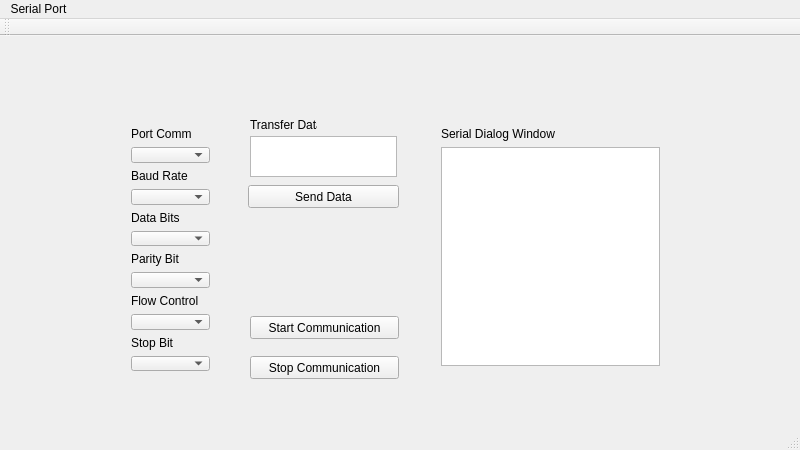
Athanasios12/robotApp, file SerialGui.ui: the form before one commit.
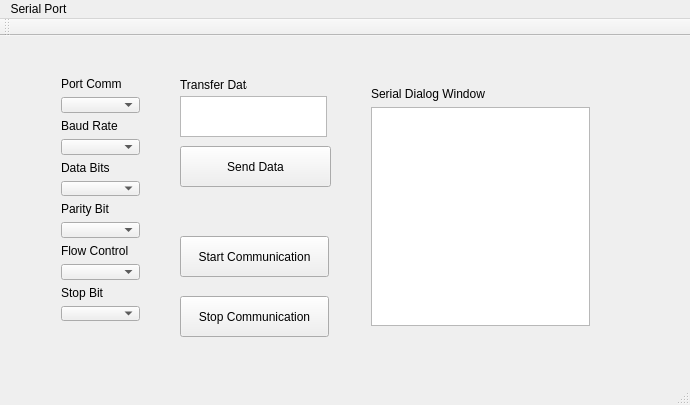
The form after the commit.

Patch:
```diff
--- a/SerialGui.ui
+++ b/SerialGui.ui
@@ -6,8 +6,8 @@
    <rect>
     <x>0</x>
     <y>0</y>
-    <width>800</width>
-    <height>450</height>
+    <width>690</width>
+    <height>405</height>
    </rect>
   </property>
   <property name="windowTitle">
@@ -17,10 +17,10 @@
    <widget class="QPushButton" name="pbStartDataRead">
     <property name="geometry">
      <rect>
-      <x>250</x>
-      <y>280</y>
+      <x>180</x>
+      <y>200</y>
       <width>149</width>
-      <height>23</height>
+      <height>41</height>
      </rect>
     </property>
     <property name="text">
@@ -30,10 +30,10 @@
    <widget class="QPushButton" name="StopDataRead">
     <property name="geometry">
      <rect>
-      <x>250</x>
-      <y>320</y>
+      <x>180</x>
+      <y>260</y>
       <width>149</width>
-      <height>23</height>
+      <height>41</height>
      </rect>
     </property>
     <property name="text">
@@ -43,8 +43,8 @@
    <widget class="QWidget" name="layoutWidget">
     <property name="geometry">
      <rect>
-      <x>120</x>
-      <y>80</y>
+      <x>50</x>
+      <y>30</y>
       <width>101</width>
       <height>266</height>
      </rect>
@@ -115,8 +115,8 @@
    <widget class="QWidget" name="layoutWidget">
     <property name="geometry">
      <rect>
-      <x>430</x>
-      <y>80</y>
+      <x>360</x>
+      <y>40</y>
       <width>241</width>
       <height>261</height>
      </rect>
@@ -145,10 +145,10 @@
    <widget class="QPushButton" name="pbSendData">
     <property name="geometry">
      <rect>
-      <x>248</x>
-      <y>149</y>
+      <x>180</x>
+      <y>110</y>
       <width>151</width>
-      <height>23</height>
+      <height>41</height>
      </rect>
     </property>
     <property name="text">
@@ -158,8 +158,8 @@
    <widget class="QLabel" name="label_7">
     <property name="geometry">
      <rect>
-      <x>250</x>
-      <y>81</y>
+      <x>180</x>
+      <y>41</y>
       <width>67</width>
       <height>16</height>
      </rect>
@@ -171,8 +171,8 @@
    <widget class="QTextEdit" name="etTransferData">
     <property name="geometry">
      <rect>
-      <x>250</x>
-      <y>100</y>
+      <x>180</x>
+      <y>60</y>
       <width>147</width>
       <height>41</height>
      </rect>
@@ -191,7 +191,7 @@
     <rect>
      <x>0</x>
      <y>0</y>
-     <width>800</width>
+     <width>690</width>
      <height>21</height>
     </rect>
    </property>
```
